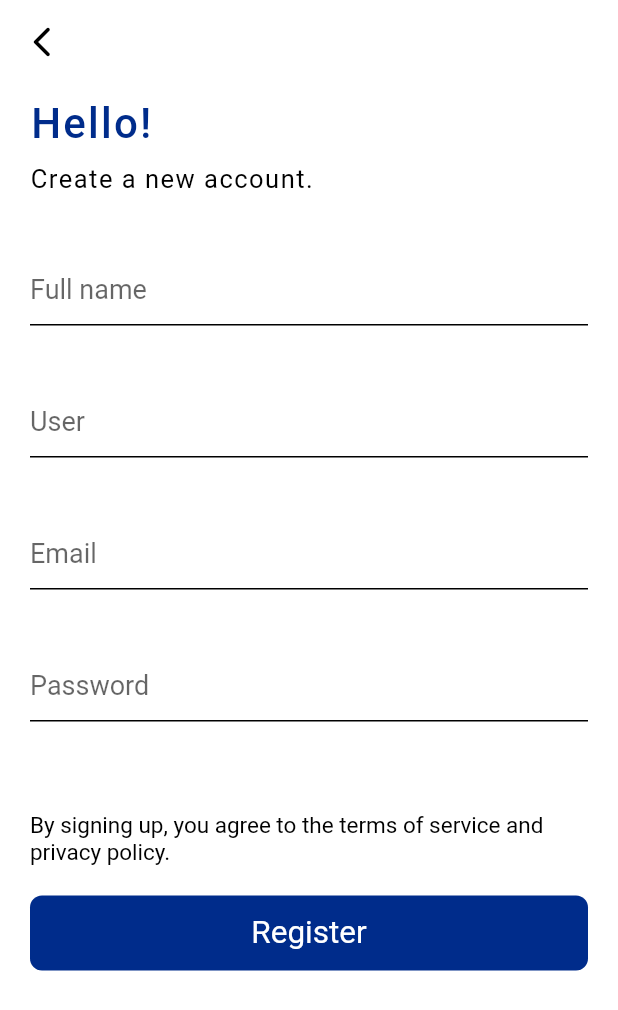
After one commit to hai061898/social, a Flutter app: the RegisterPage screen opened directly, on a phone screen of 412 x 824 dp. The commit adds this screen. Shown: the top 1010 px of the screen. Run offline on Flutter 3.47's test engine with Material 2 defaults, Android fonts, the phone set to English and light mode, and no system bars; our stand-ins replace bloc, flutter_bloc, flutter_secure_storage, flutter_svg, form_field_validator, google_fonts and 2 more; accounts and stored records are empty.

Commit message:
user and auth

```diff
--- a/lib/helpers/modals/modals.dart
+++ b/lib/helpers/modals/modals.dart
@@ -4,3 +4,4 @@ import 'package:social/ui/widgets/widgets.dart';
 
 part 'modal_loading.dart';
 part 'error_snack_mess.dart';
+part 'modal_success.dart';
--- a/lib/ui/screens/splash/splash.dart
+++ b/lib/ui/screens/splash/splash.dart
@@ -3,7 +3,8 @@ import 'package:flutter_bloc/flutter_bloc.dart';
 import 'package:social/bloc/auth/auth_bloc.dart';
 import 'package:social/bloc/user/user_bloc.dart';
 import 'package:social/helpers/helpers.dart';
-import 'package:social/ui/screens/login/start_page.dart';
+import 'package:social/ui/screens/user&auth/start_page.dart';
+
 import 'package:social/ui/themes/colors.dart';
 import 'package:social/ui/widgets/widgets.dart';
 
@@ -85,8 +86,7 @@ class _CheckingLoginPageState extends State<CheckingLoginPage>
                             scale: _scaleAnimation.value,
                             child: Image.asset('assets/img/logo-white.png'))),
                     const SizedBox(height: 10.0),
-                    const TextCustom(
-                        text: 'Checking...', color: Colors.white)
+                    const TextCustom(text: 'Checking...', color: Colors.white)
                   ],
                 ),
               ),
--- a/lib/ui/screens/login/login_page.dart
+++ b/lib/ui/screens/user&auth/login_page.dart
@@ -6,6 +6,9 @@ import 'package:social/helpers/helpers.dart';
 import 'package:social/helpers/modals/modals.dart';
 import 'package:social/ui/themes/colors.dart';
 import 'package:social/ui/widgets/widgets.dart';
+
+import 'forgot_password_page.dart';
+import 'verfy_email_page.dart';
 
 class LoginPage extends StatefulWidget {
   const LoginPage({Key? key}) : super(key: key);
--- /dev/null
+++ b/lib/ui/screens/user&auth/register_page.dart
@@ -0,0 +1,156 @@
+import 'package:flutter/material.dart';
+import 'package:flutter_bloc/flutter_bloc.dart';
+import 'package:form_field_validator/form_field_validator.dart';
+import 'package:social/bloc/user/user_bloc.dart';
+import 'package:social/helpers/helpers.dart';
+import 'package:social/helpers/modals/modals.dart';
+import 'package:social/ui/screens/user&auth/verfy_email_page.dart';
+import 'package:social/ui/themes/colors.dart';
+import 'package:social/ui/widgets/widgets.dart';
+
+class RegisterPage extends StatefulWidget {
+  const RegisterPage({Key? key}) : super(key: key);
+
+  @override
+  State<RegisterPage> createState() => _RegisterPageState();
+}
+
+class _RegisterPageState extends State<RegisterPage> {
+  late TextEditingController fullNameController;
+  late TextEditingController userController;
+  late TextEditingController emailController;
+  late TextEditingController passwordController;
+
+  final _keyForm = GlobalKey<FormState>();
+
+  @override
+  void initState() {
+    super.initState();
+    fullNameController = TextEditingController();
+    userController = TextEditingController();
+    emailController = TextEditingController();
+    passwordController = TextEditingController();
+  }
+
+  @override
+  void dispose() {
+    fullNameController.dispose();
+    userController.dispose();
+    emailController.dispose();
+    passwordController.dispose();
+    super.dispose();
+  }
+
+  @override
+  Widget build(BuildContext context) {
+    final size = MediaQuery.of(context).size;
+    final userBloc = BlocProvider.of<UserBloc>(context);
+
+    return BlocListener<UserBloc, UserState>(
+      listener: (context, state) {
+        if (state is LoadingUserState) {
+          modalLoading(context, 'Checking...');
+        } else if (state is SuccessUserState) {
+          Navigator.pop(context);
+          modalSuccess(context, 'Registered user',
+              onPressed: () => Navigator.push(
+                  context,
+                  routeSlide(
+                      page: VerifyEmailPage(
+                          email: emailController.text.trim()))));
+        } else if (state is FailureUserState) {
+          Navigator.pop(context);
+          errorMessageSnack(context, state.error);
+        }
+      },
+      child: Scaffold(
+        backgroundColor: Colors.white,
+        appBar: AppBar(
+          backgroundColor: Colors.white,
+          elevation: 0,
+          leading: IconButton(
+            icon: const Icon(Icons.arrow_back_ios_new_rounded,
+                color: Colors.black),
+            onPressed: () => Navigator.pop(context),
+          ),
+        ),
+        body: SafeArea(
+          child: Padding(
+            padding:
+                const EdgeInsets.symmetric(horizontal: 20.0, vertical: 10.0),
+            child: SingleChildScrollView(
+              child: Form(
+                key: _keyForm,
+                child: Column(
+                  crossAxisAlignment: CrossAxisAlignment.start,
+                  children: [
+                    const TextCustom(
+                        text: 'Hello!',
+                        letterSpacing: 1.5,
+                        fontWeight: FontWeight.w500,
+                        fontSize: 28,
+                        color: ColorsSM.secundary),
+                    const SizedBox(height: 10.0),
+                    const TextCustom(
+                      text: 'Create a new account.',
+                      fontSize: 17,
+                      letterSpacing: 1.0,
+                    ),
+                    const SizedBox(height: 40.0),
+                    TextFieldCustom(
+                      controller: fullNameController,
+                      hintText: 'Full name',
+                      validator:
+                          RequiredValidator(errorText: 'Name is required'),
+                    ),
+                    const SizedBox(height: 40.0),
+                    TextFieldCustom(
+                      controller: userController,
+                      hintText: 'User',
+                      validator:
+                          RequiredValidator(errorText: 'User is required'),
+                    ),
+                    const SizedBox(height: 40.0),
+                    TextFieldCustom(
+                      controller: emailController,
+                      hintText: 'Email',
+                      keyboardType: TextInputType.emailAddress,
+                      validator: validatedEmail,
+                    ),
+                    const SizedBox(height: 40.0),
+                    TextFieldCustom(
+                      controller: passwordController,
+                      hintText: 'Password',
+                      isPassword: true,
+                      validator: passwordValidator,
+                    ),
+                    const SizedBox(height: 60.0),
+                    const TextCustom(
+                      text:
+                          'By signing up, you agree to the terms of service and privacy policy.',
+                      fontSize: 15,
+                      maxLines: 2,
+                    ),
+                    const SizedBox(height: 20.0),
+                    BtnCustom(
+                        text: 'Register',
+                        width: size.width,
+                        onPressed: () {
+                          if (_keyForm.currentState!.validate()) {
+                            userBloc.add(OnRegisterUserEvent(
+                                fullNameController.text.trim(),
+                                userController.text.trim(),
+                                emailController.text.trim(),
+                                passwordController.text.trim()));
+                          }
+                        }),
+                  ],
+                ),
+              ),
+            ),
+          ),
+        ),
+      ),
+    );
+  }
+}
--- a/lib/ui/screens/login/start_page.dart
+++ b/lib/ui/screens/user&auth/start_page.dart
@@ -5,6 +5,7 @@ import 'package:social/ui/themes/colors.dart';
 import 'package:social/ui/widgets/widgets.dart';
 
 import 'login_page.dart';
+import 'register_page.dart';
 
 class StartedPage extends StatelessWidget {
   const StartedPage({Key? key}) : super(key: key);
```
Also changed, not shown: lib/helpers/modals/modal_success.dart (added, +62 -0 lines), lib/ui/screens/user&auth/forgot_password_page.dart (added, +95 -0 lines), lib/ui/screens/user&auth/verfy_email_page.dart (added, +97 -0 lines).
